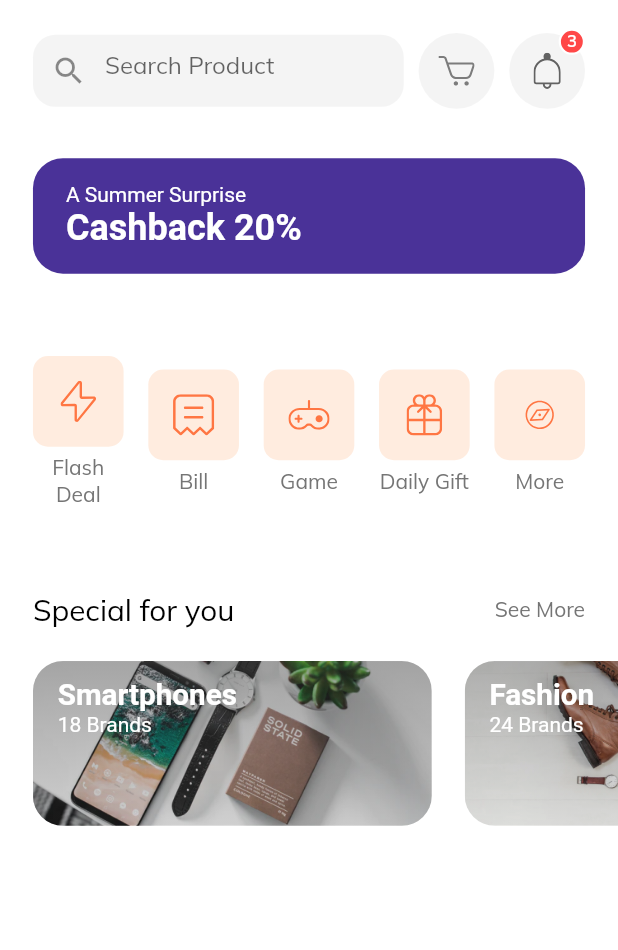
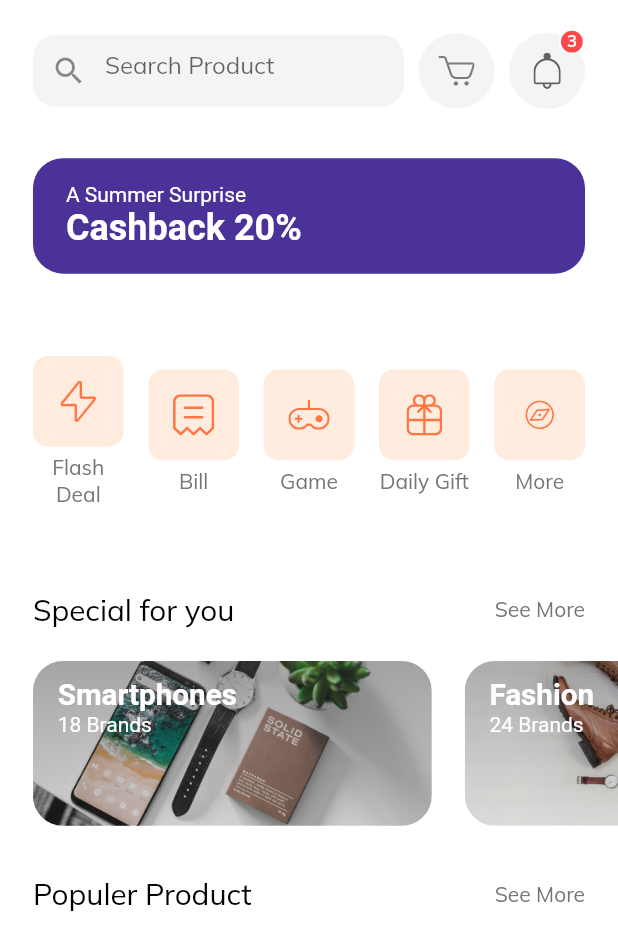
Before and after one commit to IshtiaqAhmadRion/shop_app, a Flutter app: the HomeScreen screen opened by its route, on a phone screen of 412 x 824 dp. Shown: the top 950 px of the screen. Run offline on Flutter 3.47's test engine with Material 2 defaults, Android fonts, the phone set to English and light mode, and no system bars; our stand-ins replace flutter_svg.

Commit message:
models folder

```diff
--- /dev/null
+++ b/lib/models/product.dart
@@ -0,0 +1,22 @@
+import 'package:flutter/material.dart';
+
+class Product {
+  final String title, discription;
+  final List<String> images;
+  final List<Color> colors;
+  final double rating, price;
+  final bool inFavourite, isPopular;
+
+  Product({
+    required this.images,
+    required this.colors,
+    this.rating = 0.0,
+    this.inFavourite = false,
+    this.isPopular = false,
+    required this.title,
+    required this.price,
+    required this.discription,
+  });
+}
+
+//demo product
--- a/lib/screens/home/components/body.dart
+++ b/lib/screens/home/components/body.dart
@@ -1,5 +1,5 @@
-
 import 'package:flutter/material.dart';
+import 'package:shop_app/screens/home/components/section_title.dart';
 
 import 'package:shop_app/size_config.dart';
 
@@ -33,6 +33,10 @@ class Body extends StatelessWidget {
             height: getProportionateScreenWidth(30),
           ),
           SpecialOffers(),
+          SizedBox(
+            height: getProportionateScreenWidth(30),
+          ),
+          SectionTitle(text: "Populer Product", press: () {}),
         ],
       ),
     ));
```
